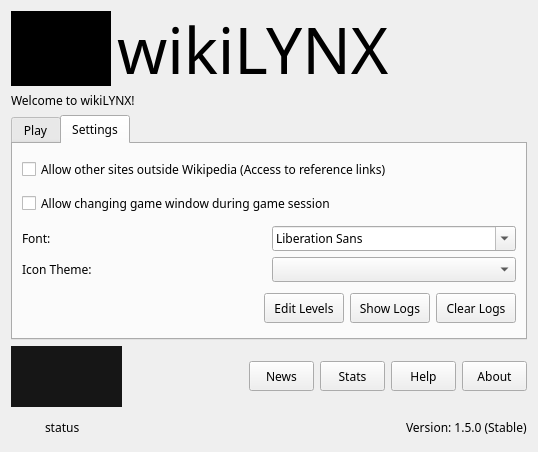
First picture: the form in wikiLYNX/ui/welcome.ui, repository flamboyantpenguin/wikilynx, before the edit.
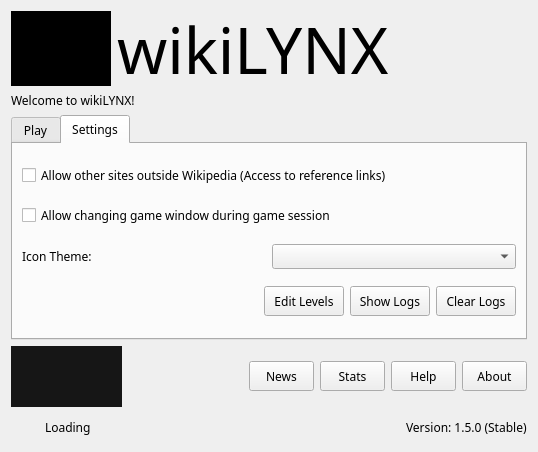
Second picture: the form after the edit. The open tabs and pages were chosen to show the change. Icons and pictures are not drawn.

Commit message: Release 1.5.0-C1     - Added Status Overview     - App updates are now done from Status Overview     - Added icon color themes. Can be changed from settings     - Changed dirname to `.wikilynx` to avoid confusion     - Added Window icons     - Fixed progress bar UI

```diff
--- a/wikiLYNX/ui/welcome.ui
+++ b/wikiLYNX/ui/welcome.ui
@@ -516,22 +516,8 @@
        </item>
        <item>
         <layout class="QGridLayout" name="gridLayout_2">
-         <item row="2" column="0">
-          <widget class="QLabel" name="label_6">
-           <property name="text">
-            <string>Icon Theme: </string>
-           </property>
-          </widget>
-         </item>
-         <item row="0" column="0">
-          <widget class="QLabel" name="label_5">
-           <property name="text">
-            <string>Font: </string>
-           </property>
-          </widget>
-         </item>
-         <item row="2" column="1">
-          <widget class="QComboBox" name="comboBox">
+         <item row="1" column="1">
+          <widget class="QComboBox" name="iconThemeSelect">
            <property name="editable">
             <bool>false</bool>
            </property>
@@ -543,8 +529,12 @@
            </property>
           </widget>
          </item>
-         <item row="0" column="1">
-          <widget class="QFontComboBox" name="fontComboBox"/>
+         <item row="1" column="0">
+          <widget class="QLabel" name="label_6">
+           <property name="text">
+            <string>Icon Theme: </string>
+           </property>
+          </widget>
          </item>
         </layout>
        </item>
@@ -823,7 +813,7 @@
         </font>
        </property>
        <property name="text">
-        <string>status</string>
+        <string>Loading</string>
        </property>
       </widget>
      </item>
```
Left out of the diff: 14 changed lines with no effect on the pictures. The commit also changes 425 other files.
